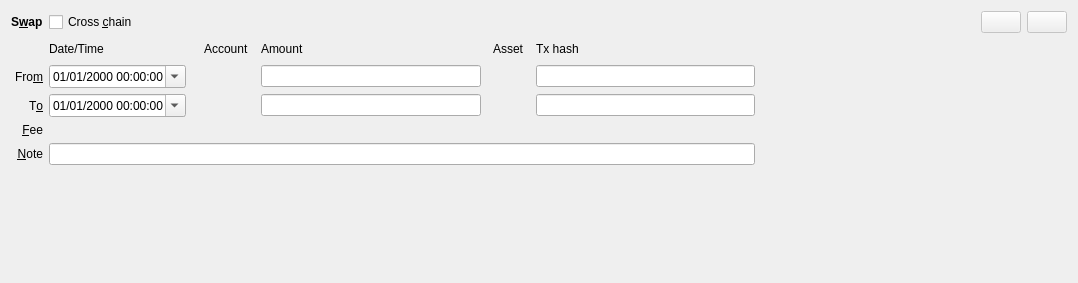
Old version of the form jal/ui/widgets/swap_operation.ui in the repository titov-vv/jal.
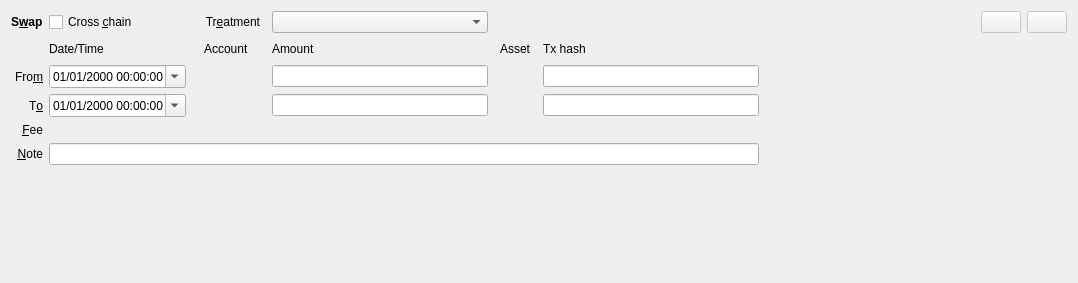
New version of the form. Custom widgets are drawn as their Qt base class.

Commit message: UI editors: treatment combo with resolved Auto in the swap form, currency picker for the "pegged to" asset attribute

What changed in the file:
```diff
--- a/jal/ui/widgets/swap_operation.ui
+++ b/jal/ui/widgets/swap_operation.ui
@@ -14,6 +14,29 @@
    <string>Form</string>
   </property>
   <layout class="QGridLayout" name="layout">
+   <item row="0" column="5">
+    <widget class="QLabel" name="treatment_label">
+     <property name="text">
+      <string>Tr&amp;eatment</string>
+     </property>
+     <property name="alignment">
+      <set>Qt::AlignmentFlag::AlignRight|Qt::AlignmentFlag::AlignTrailing|Qt::AlignmentFlag::AlignVCenter</set>
+     </property>
+     <property name="buddy">
+      <cstring>treatment</cstring>
+     </property>
+    </widget>
+   </item>
+   <item row="0" column="7">
+    <widget class="QComboBox" name="treatment">
+     <property name="toolTip">
+      <string>Sale realizes the result; conversion carries the lots over with their cost and date. Auto: a sale if either asset is pegged to a currency</string>
+     </property>
+    </widget>
+   </item>
+   <item row="0" column="9">
+    <widget class="QLabel" name="treatment_resolved"/>
+   </item>
    <item row="7" column="0">
     <widget class="QLabel" name="note_label">
      <property name="text">
```
Left out of the diff: 1 changed line with no effect on the pictures. The commit also changes 10 other files.
